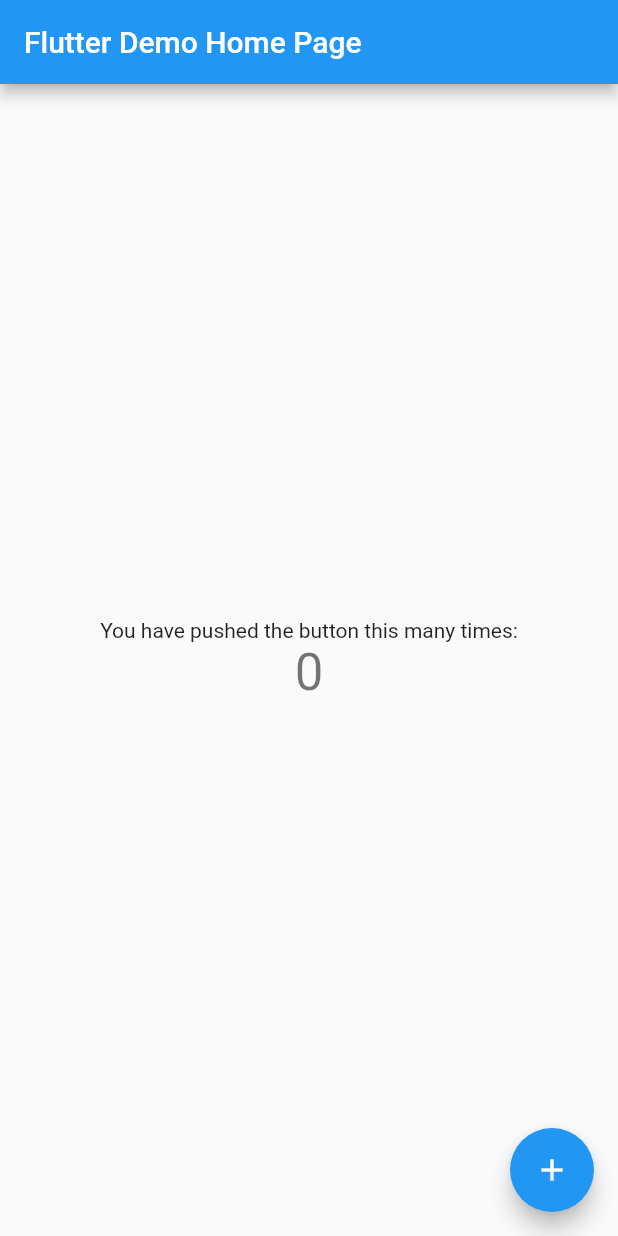
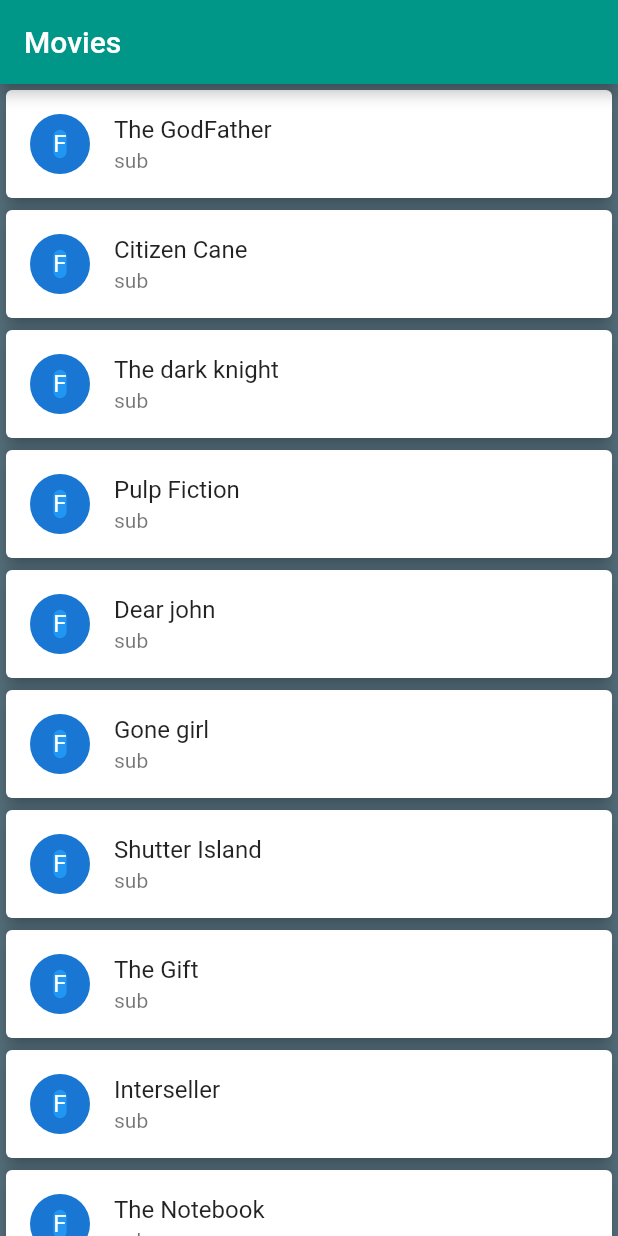
Before and after one commit to FahimMuntashir/MovieListApp, a Flutter app: the screen it shows after launch, on a phone screen of 412 x 824 dp. Run offline on Flutter 3.47's test engine with Material 2 defaults, Android fonts, the phone set to English and light mode, and no system bars.

Commit message:
adding ListTile

```diff
--- a/lib/main.dart
+++ b/lib/main.dart
@@ -3,109 +3,59 @@ import 'package:flutter/material.dart';
 void main() => runApp(MyApp());
 
 class MyApp extends StatelessWidget {
-  // This widget is the root of your application.
   @override
   Widget build(BuildContext context) {
     return MaterialApp(
-      title: 'Flutter Demo',
-      theme: ThemeData(
-        // This is the theme of your application.
-        //
-        // Try running your application with "flutter run". You'll see the
-        // application has a blue toolbar. Then, without quitting the app, try
-        // changing the primarySwatch below to Colors.green and then invoke
-        // "hot reload" (press "r" in the console where you ran "flutter run",
-        // or simply save your changes to "hot reload" in a Flutter IDE).
-        // Notice that the counter didn't reset back to zero; the application
-        // is not restarted.
-        primarySwatch: Colors.blue,
-      ),
-      home: MyHomePage(title: 'Flutter Demo Home Page'),
+      home: MovieListView(),
     );
   }
 }
 
-class MyHomePage extends StatefulWidget {
-  MyHomePage({Key key, this.title}) : super(key: key);
 
-  // This widget is the home page of your application. It is stateful, meaning
-  // that it has a State object (defined below) that contains fields that affect
-  // how it looks.
-
-  // This class is the configuration for the state. It holds the values (in this
-  // case the title) provided by the parent (in this case the App widget) and
-  // used by the build method of the State. Fields in a Widget subclass are
-  // always marked "final".
-
-  final String title;
-
-  @override
-  _MyHomePageState createState() => _MyHomePageState();
-}
-
-class _MyHomePageState extends State<MyHomePage> {
-  int _counter = 0;
-
-  void _incrementCounter() {
-    setState(() {
-      // This call to setState tells the Flutter framework that something has
-      // changed in this State, which causes it to rerun the build method below
-      // so that the display can reflect the updated values. If we changed
-      // _counter without calling setState(), then the build method would not be
-      // called again, and so nothing would appear to happen.
-      _counter++;
-    });
-  }
-
+class MovieListView extends StatelessWidget {
+ final List movies = [
+    'The GodFather',
+   'Citizen Cane',
+   'The dark knight',
+   'Pulp Fiction',
+   'Dear john',
+   'Gone girl',
+   'Shutter Island',
+   'The Gift',
+   'Interseller',
+   'The Notebook',
+   'The vinci Code'
+  ];
   @override
   Widget build(BuildContext context) {
-    // This method is rerun every time setState is called, for instance as done
-    // by the _incrementCounter method above.
-    //
-    // The Flutter framework has been optimized to make rerunning build methods
-    // fast, so that you can just rebuild anything that needs updating rather
-    // than having to individually change instances of widgets.
     return Scaffold(
       appBar: AppBar(
-        // Here we take the value from the MyHomePage object that was created by
-        // the App.build method, and use it to set our appbar title.
-        title: Text(widget.title),
+        title: Text('Movies'),
+        backgroundColor: Colors.teal,
       ),
-      body: Center(
-        // Center is a layout widget. It takes a single child and positions it
-        // in the middle of the parent.
-        child: Column(
-          // Column is also a layout widget. It takes a list of children and
-          // arranges them vertically. By default, it sizes itself to fit its
-          // children horizontally, and tries to be as tall as its parent.
-          //
-          // Invoke "debug painting" (press "p" in the console, choose the
-          // "Toggle Debug Paint" action from the Flutter Inspector in Android
-          // Studio, or the "Toggle Debug Paint" command in Visual Studio Code)
-          // to see the wireframe for each widget.
-          //
-          // Column has various properties to control how it sizes itself and
-          // how it positions its children. Here we use mainAxisAlignment to
-          // center the children vertically; the main axis here is the vertical
-          // axis because Columns are vertical (the cross axis would be
-          // horizontal).
-          mainAxisAlignment: MainAxisAlignment.center,
-          children: <Widget>[
-            Text(
-              'You have pushed the button this many times:',
+      backgroundColor: Colors.blueGrey.shade600,
+      body: ListView.builder(
+        itemCount: movies.length,
+          itemBuilder: (BuildContext context, int index){
+        return Card(
+          elevation: 5.0,
+
+          color: Colors.white,
+          child: ListTile(
+            title: Text(movies[index]),
+            subtitle: Text('sub'),
+            leading: CircleAvatar(
+              child: Container(
+                decoration: BoxDecoration(
+                  color: Colors.blue,
+                  borderRadius: BorderRadius.circular(10.0)
+                ),
+                child: Text('F'),
+              ),
             ),
-            Text(
-              '$_counter',
-              style: Theme.of(context).textTheme.display1,
-            ),
-          ],
-        ),
-      ),
-      floatingActionButton: FloatingActionButton(
-        onPressed: _incrementCounter,
-        tooltip: 'Increment',
-        child: Icon(Icons.add),
-      ), // This trailing comma makes auto-formatting nicer for build methods.
+          ),
+        );
+      }),
     );
   }
 }
```
